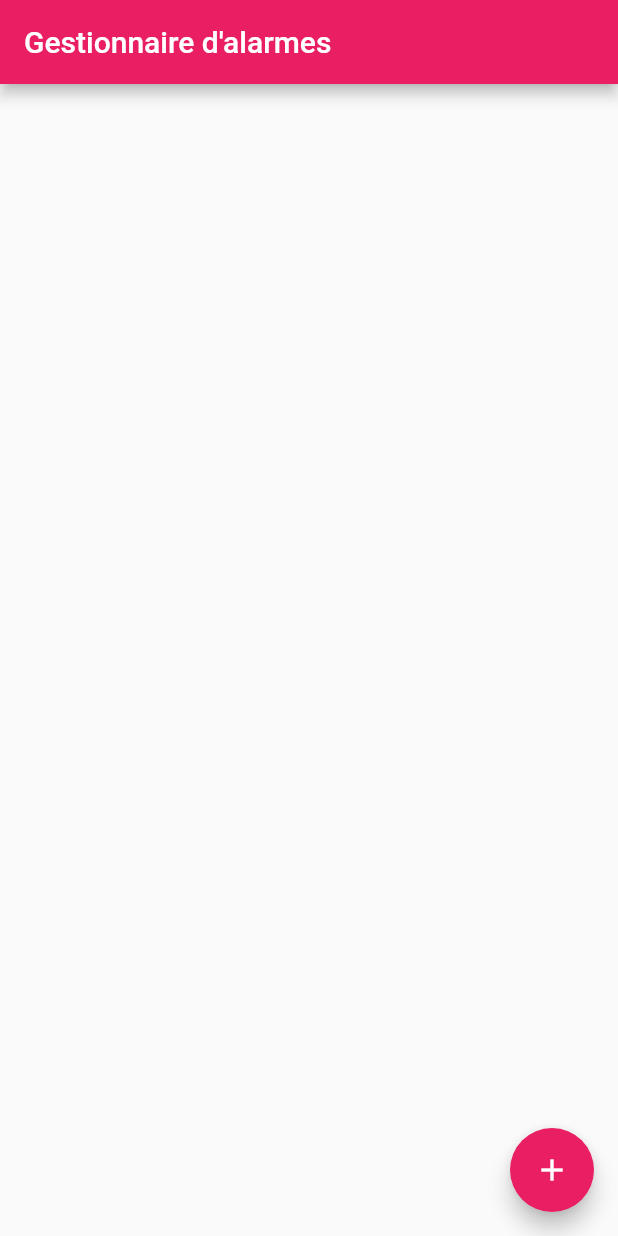
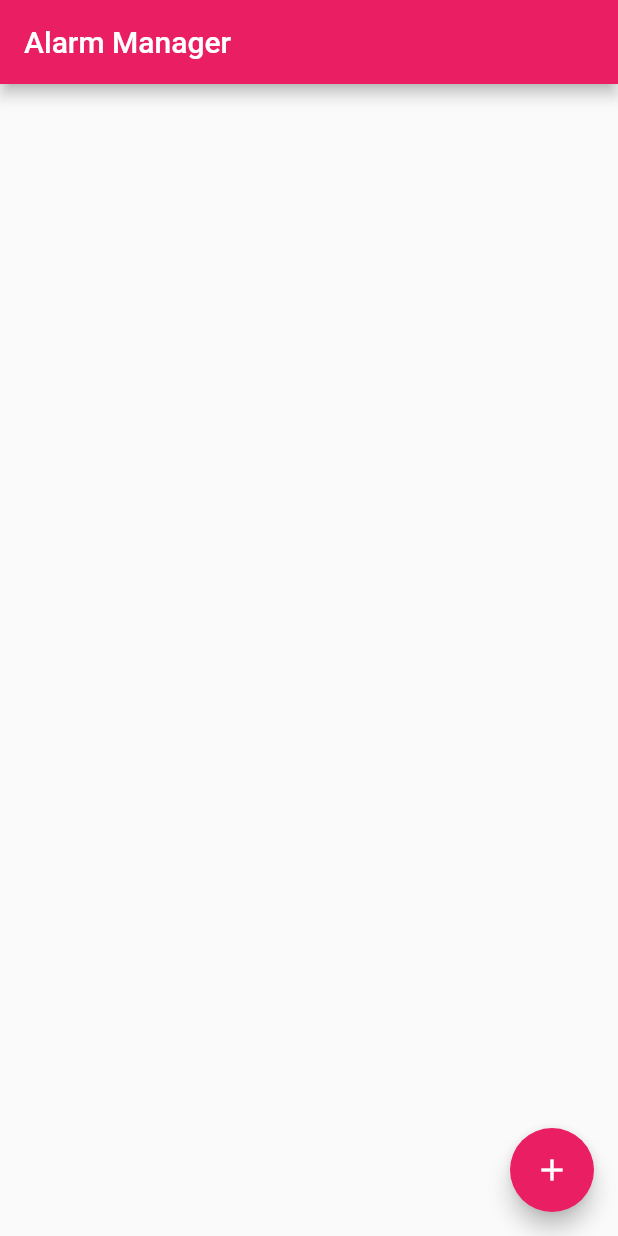
Before and after one commit to Archanciel/alarm_cycle, a Flutter app: the AlarmPage screen opened directly, on a phone screen of 412 x 824 dp. Run offline on Flutter 3.47's test engine with Material 2 defaults, Android fonts, the phone set to English and light mode, and no system bars; our stand-ins replace audioplayers, flutter_local_notifications, permission_handler; missing offline and left inert: android_alarm_manager_plus, background_fetch.

Commit message:
chatgpt_timer_alarm_mvvm_main worse than chatgpt_backgr_fetch_local_notif.dart

```diff
--- a/lib/chatgpt_backgr_fetch_local_notif.dart
+++ b/lib/chatgpt_backgr_fetch_local_notif.dart
@@ -859,7 +859,7 @@ class _AlarmPageState extends State<AlarmPage> {
   @override
   Widget build(BuildContext context) {
     return Scaffold(
-      appBar: AppBar(title: const Text("Gestionnaire d'alarmes")),
+      appBar: AppBar(title: const Text("Alarm Manager")),
       body: Consumer<AlarmVM>(
         builder: (context, viewModel, child) => ListView.builder(
           itemCount: viewModel.alarms.length,
```
